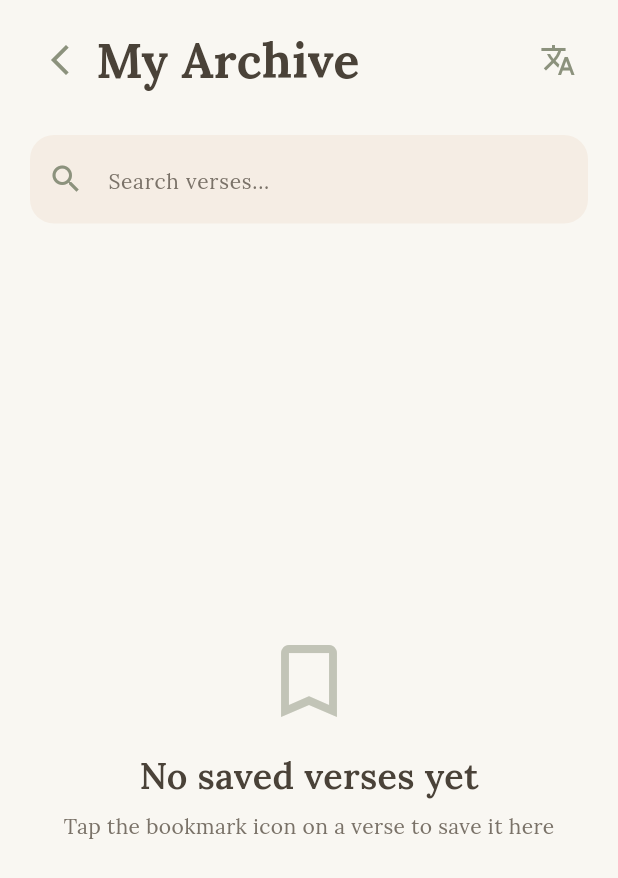
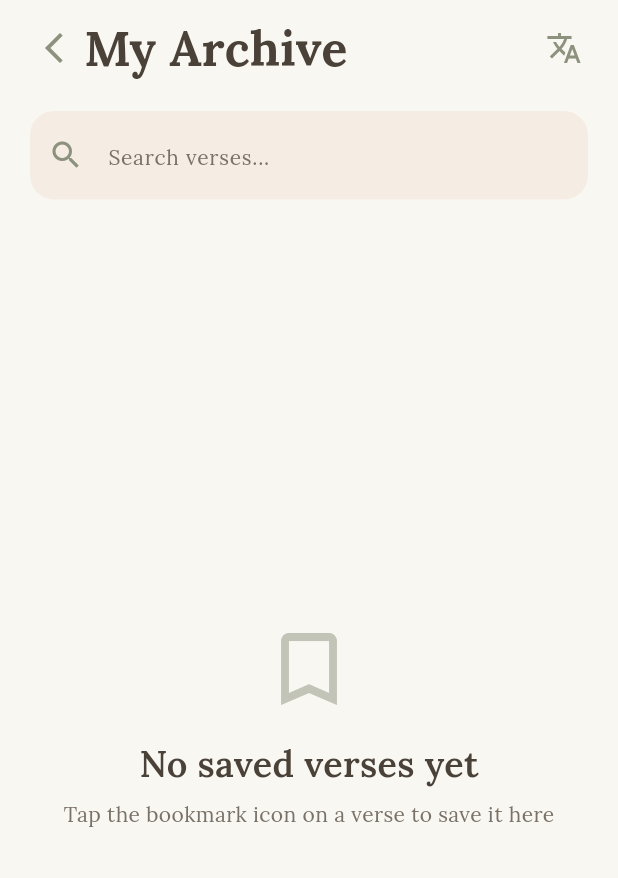
Before and after one commit to syarifabdurrahman/Quran-jarr, a Flutter app: the screen it shows after launch, after a tap on "ID", after a tap on "Batal", after a tap on the "bookmark outline" icon, on a phone screen of 412 x 824 dp. Shown: the top 878 px of the screen. Run offline on Flutter 3.47's test engine with Material 3 defaults, Android fonts, the phone set to English and light mode, and no system bars; drawn by our look-alikes of flutter_animate; our stand-ins replace dartz, dio, flutter_local_notifications, flutter_riverpod, freezed_annotation, google_fonts and 7 more; missing offline and left inert: app_settings, audio_session; accounts and stored records are empty; network calls fail.

Commit message:
try fix responsive and notification issue

```diff
--- a/lib/core/services/preferences_service.dart
+++ b/lib/core/services/preferences_service.dart
@@ -91,30 +91,58 @@ class PreferencesService {
   }
 
   /// Get today's jar tap count
+  /// Resets at the notification time (24-hour cycle from notification time)
   int getTodayJarTapCount() {
-    final lastTapDate = _prefsBox.get('last_tap_date', defaultValue: '') as String;
-    final today = DateTime.now().toIso8601String().substring(0, 10);
+    final now = DateTime.now();
+    final (hour, minute) = getNotificationTime();
+    final lastResetDate = _prefsBox.get('last_reset_date', defaultValue: '') as String;
 
-    // Reset count if it's a new day
-    if (lastTapDate != today) {
+    // Calculate the notification time for today and yesterday
+    final todayNotificationTime = DateTime(now.year, now.month, now.day, hour, minute);
+    final yesterdayNotificationTime = todayNotificationTime.subtract(const Duration(days: 1));
+
+    // Determine the most recent reset time
+    DateTime lastReset;
+    if (lastResetDate.isEmpty) {
+      // First time ever - use yesterday's notification time as reset
+      lastReset = yesterdayNotificationTime;
+    } else {
+      lastReset = DateTime.parse(lastResetDate);
+    }
+
+    // Check if we should reset (current time is after today's notification time
+    // and last reset was before today's notification time)
+    if (now.isAfter(todayNotificationTime) && lastReset.isBefore(todayNotificationTime)) {
+      // New cycle - reset count
       return 0;
     }
 
+    // Still in the same cycle, return current count
     return _prefsBox.get('today_tap_count', defaultValue: 0) as int;
   }
 
   /// Increment today's jar tap count
   Future<void> incrementJarTapCount() async {
-    final today = DateTime.now().toIso8601String().substring(0, 10);
-    final lastTapDate = _prefsBox.get('last_tap_date', defaultValue: '') as String;
+    final now = DateTime.now();
+    final (hour, minute) = getNotificationTime();
+    final todayNotificationTime = DateTime(now.year, now.month, now.day, hour, minute);
+    final lastResetDate = _prefsBox.get('last_reset_date', defaultValue: '') as String;
 
     int newCount;
-    if (lastTapDate != today) {
-      // New day, reset count
+    DateTime lastReset;
+    if (lastResetDate.isEmpty) {
+      lastReset = todayNotificationTime.subtract(const Duration(days: 1));
+    } else {
+      lastReset = DateTime.parse(lastResetDate);
+    }
+
+    // Check if we need to reset (new cycle)
+    if (now.isAfter(todayNotificationTime) && lastReset.isBefore(todayNotificationTime)) {
+      // New cycle, reset count to 1
       newCount = 1;
-      await _prefsBox.put('last_tap_date', today);
+      await _prefsBox.put('last_reset_date', now.toIso8601String());
     } else {
-      // Same day, increment count
+      // Same cycle, increment count
       final currentCount = _prefsBox.get('today_tap_count', defaultValue: 0) as int;
       newCount = currentCount + 1;
     }
--- a/lib/features/archive/presentation/screens/archive_screen.dart
+++ b/lib/features/archive/presentation/screens/archive_screen.dart
@@ -98,42 +98,72 @@ class _ArchiveScreenState extends ConsumerState<ArchiveScreen> {
           children: [
             // App Bar
             Padding(
-              padding: const EdgeInsets.all(16),
+              padding: const EdgeInsets.symmetric(horizontal: 16, vertical: 8),
+              child: ConstrainedBox(
+                constraints: BoxConstraints(
+                  minHeight: 48,
+                  maxHeight: MediaQuery.of(context).size.height * 0.15,
+                ),
                 child: Row(
                   children: [
-                  IconButton(
+                    SizedBox(
+                      width: 40,
+                      height: 40,
+                      child: IconButton(
                         onPressed: () => Navigator.pop(context),
                         icon: Icon(
                           Icons.arrow_back_ios_new,
                           color: primaryColor,
                         ),
+                        padding: EdgeInsets.zero,
+                        constraints: const BoxConstraints(),
+                      ),
                     ),
                     Expanded(
+                      child: FittedBox(
+                        fit: BoxFit.scaleDown,
+                        alignment: Alignment.centerLeft,
                         child: Text(
                           'My Archive',
                           style: AppTextStyles.loraTitle(),
+                          maxLines: 1,
                         ),
                       ),
+                    ),
+                    const SizedBox(width: 8),
                     // Translation button
-                  IconButton(
+                    SizedBox(
+                      width: 40,
+                      height: 40,
+                      child: IconButton(
                         onPressed: () => _showTranslationPicker(),
                         icon: Icon(
                           Icons.translate_outlined,
                           color: primaryColor,
                         ),
                         tooltip: 'Change translation',
+                        padding: EdgeInsets.zero,
+                        constraints: const BoxConstraints(),
+                      ),
                     ),
                     // Clear all button
                     if (archiveState.savedVerses.isNotEmpty)
-                    IconButton(
+                      SizedBox(
+                        width: 40,
+                        height: 40,
+                        child: IconButton(
                           onPressed: () => _showClearDialog(archiveState),
                           icon: Icon(
                             Icons.delete_outline,
                             color: errorColor,
                           ),
                           tooltip: 'Clear all',
+                          padding: EdgeInsets.zero,
+                          constraints: const BoxConstraints(),
+                        ),
                       ),
                   ],
+                ),
               ),
             ),
 
--- a/lib/features/jar/presentation/screens/jar_screen.dart
+++ b/lib/features/jar/presentation/screens/jar_screen.dart
@@ -140,17 +140,35 @@ class _JarScreenState extends ConsumerState<JarScreen>
           children: [
             // App Bar
             Padding(
-              padding: const EdgeInsets.all(16),
+              padding: const EdgeInsets.symmetric(horizontal: 16, vertical: 8),
+              child: ConstrainedBox(
+                constraints: BoxConstraints(
+                  minHeight: 48,
+                  maxHeight: MediaQuery.of(context).size.height * 0.15,
+                ),
                 child: Row(
                   mainAxisAlignment: MainAxisAlignment.spaceBetween,
+                  crossAxisAlignment: CrossAxisAlignment.center,
                   children: [
-                  Text(
+                    Expanded(
+                      child: FittedBox(
+                        fit: BoxFit.scaleDown,
+                        alignment: Alignment.centerLeft,
+                        child: Text(
                           l10n.appTitle,
                           style: AppTextStyles.loraTitle(),
+                          maxLines: 1,
                         ),
+                      ),
+                    ),
+                    const SizedBox(width: 8),
                     Row(
+                      mainAxisSize: MainAxisSize.min,
                       children: [
-                      IconButton(
+                        SizedBox(
+                          width: 40,
+                          height: 40,
+                          child: IconButton(
                             onPressed: () {
                               showTranslationPicker(context);
                             },
@@ -158,8 +176,14 @@ class _JarScreenState extends ConsumerState<JarScreen>
                               Icons.translate_outlined,
                               color: primaryColor,
                             ),
+                            padding: EdgeInsets.zero,
+                            constraints: const BoxConstraints(),
                           ),
-                      IconButton(
+                        ),
+                        SizedBox(
+                          width: 40,
+                          height: 40,
+                          child: IconButton(
                             onPressed: () {
                               Navigator.push(
                                 context,
@@ -172,8 +196,14 @@ class _JarScreenState extends ConsumerState<JarScreen>
                               Icons.bookmark_outline_outlined,
                               color: primaryColor,
                             ),
+                            padding: EdgeInsets.zero,
+                            constraints: const BoxConstraints(),
                           ),
-                      IconButton(
+                        ),
+                        SizedBox(
+                          width: 40,
+                          height: 40,
+                          child: IconButton(
                             onPressed: () {
                               _showSettingsDialog(context);
                             },
@@ -181,10 +211,14 @@ class _JarScreenState extends ConsumerState<JarScreen>
                               Icons.settings_outlined,
                               color: primaryColor,
                             ),
+                            padding: EdgeInsets.zero,
+                            constraints: const BoxConstraints(),
+                          ),
                         ),
                       ],
                     ),
                   ],
+                ),
               ),
             ),
 
--- a/lib/main.dart
+++ b/lib/main.dart
@@ -41,7 +41,17 @@ class QuranJarrApp extends ConsumerWidget {
     final locale = ref.watch(localeNotifierProvider);
     final isOnboarded = ref.watch(_onboardingProvider);
 
-    return MaterialApp(
+    return Builder(
+      builder: (context) {
+        // Get the system text scale factor and clamp it
+        final systemTextScale = MediaQuery.of(context).textScaler.scale(1.0);
+        final clampedTextScale = systemTextScale.clamp(1.0, 1.3);
+
+        return MediaQuery(
+          data: MediaQuery.of(context).copyWith(
+            textScaler: TextScaler.linear(clampedTextScale),
+          ),
+          child: MaterialApp(
             title: 'Quran Jarr',
             debugShowCheckedModeBanner: false,
             theme: ThemeConfig.lightTheme,
@@ -54,6 +64,9 @@ class QuranJarrApp extends ConsumerWidget {
               GlobalCupertinoLocalizations.delegate,
             ],
             home: isOnboarded ? const JarScreen() : const OnboardingScreen(),
+          ),
+        );
+      },
     );
   }
 }
```
Lines whose indentation alone changed are shown as unchanged.
